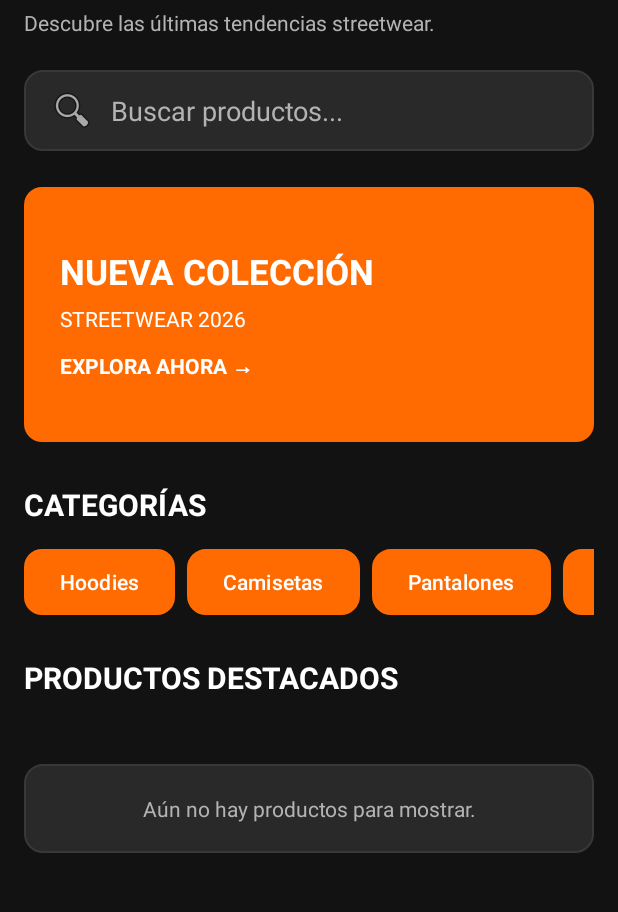
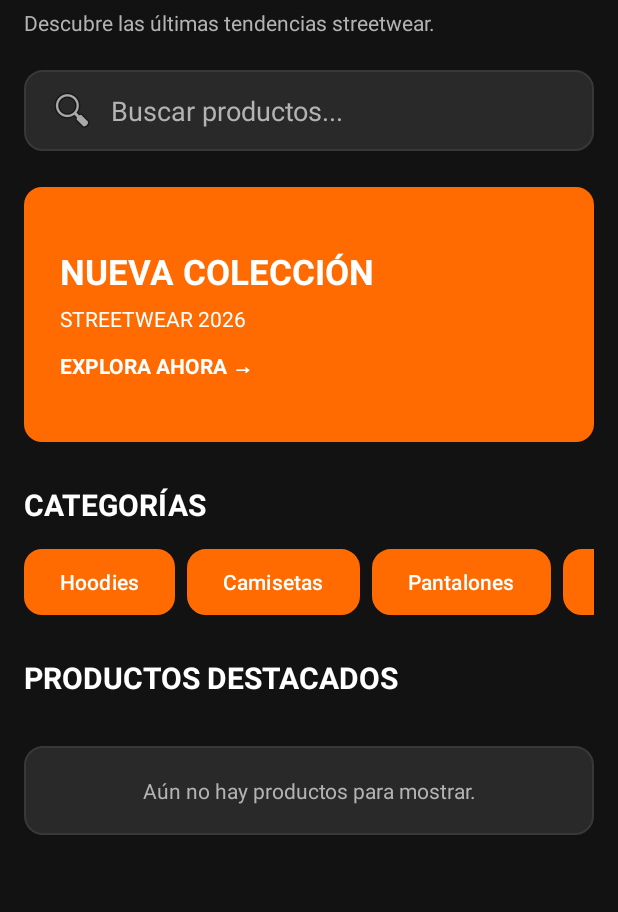
Before and after one commit to Santiagooog/OVERSHOP, an Android app: the fragment HomeFragment shown on its own in the app's theme, on a phone screen of 412 x 824 dp, the part 180-1092 px from its top. Run offline under Robolectric (Android 15) with nearby library versions, the phone set to English and light mode, and no system bars; our stand-ins replace Firebase (no records; nobody signed in at launch, a user with empty details on screens opened directly); 1 statement that could not run was skipped.

Commit message:
Polish buyer home and save delivery address

```diff
--- a/app/src/main/java/com/overshop/app/buyer/fragments/HomeFragment.kt
+++ b/app/src/main/java/com/overshop/app/buyer/fragments/HomeFragment.kt
@@ -22,17 +22,21 @@ import kotlinx.coroutines.launch
 class HomeFragment : Fragment(R.layout.fragment_home) {
 
     private lateinit var productsAdapter: ProductAdapter
+    private lateinit var featuredList: RecyclerView
     private lateinit var emptyMessage: TextView
-    private var products: List<Product> = emptyList()
 
     override fun onViewCreated(view: View, savedInstanceState: Bundle?) {
         super.onViewCreated(view, savedInstanceState)
 
-        val featuredList = view.findViewById<RecyclerView>(R.id.recyclerFeaturedProducts)
+        featuredList = view.findViewById(R.id.recyclerFeaturedProducts)
         emptyMessage = view.findViewById(R.id.tvFeaturedEmpty)
         productsAdapter = ProductAdapter(emptyList(), ::openProduct)
         featuredList.layoutManager = GridLayoutManager(requireContext(), 2)
         featuredList.adapter = productsAdapter
+
+        view.findViewById<View>(R.id.tvExploreCollection).setOnClickListener {
+            (activity as? BuyerActivity)?.openCatalog("Todos")
+        }
 
         mapOf(
             R.id.btnHoodies to "Hoodies",
@@ -52,7 +56,7 @@ class HomeFragment : Fragment(R.layout.fragment_home) {
     private fun loadFeaturedProducts() {
         viewLifecycleOwner.lifecycleScope.launch {
             try {
-                products = ProductRepository.getProducts()
+                val products = ProductRepository.getProducts()
                 val ranked = products.filter { it.salesCount > 0 }
                     .sortedByDescending { it.salesCount }
                     .take(3)
@@ -60,6 +64,11 @@ class HomeFragment : Fragment(R.layout.fragment_home) {
                 val featured = (ranked + remaining.take(3 - ranked.size)).take(3)
 
                 productsAdapter.updateProducts(featured)
+                featuredList.layoutParams = featuredList.layoutParams.apply {
+                    val rowCount = (featured.size + 1) / 2
+                    val rowHeight = (350 * resources.displayMetrics.density).toInt()
+                    height = rowCount * rowHeight
+                }
                 emptyMessage.visibility = if (featured.isEmpty()) View.VISIBLE else View.GONE
             } catch (_: Exception) {
                 emptyMessage.visibility = View.VISIBLE
--- a/app/src/main/res/layout/fragment_catalog.xml
+++ b/app/src/main/res/layout/fragment_catalog.xml
@@ -5,7 +5,7 @@
     android:layout_height="match_parent"
     android:orientation="vertical"
     android:background="@color/overshop_background"
-    android:padding="12dp">
+    android:padding="16dp">
 
     <TextView
         android:layout_width="match_parent"
--- a/app/src/main/res/layout/fragment_home.xml
+++ b/app/src/main/res/layout/fragment_home.xml
@@ -116,6 +116,7 @@
                 android:textSize="@dimen/text_normal"/>
 
             <TextView
+                android:id="@+id/tvExploreCollection"
                 android:layout_width="wrap_content"
                 android:layout_height="wrap_content"
                 android:layout_marginTop="12dp"
--- a/app/src/main/res/layout/item_product.xml
+++ b/app/src/main/res/layout/item_product.xml
@@ -3,7 +3,7 @@
     xmlns:android="http://schemas.android.com/apk/res/android"
     android:layout_width="match_parent"
     android:layout_height="wrap_content"
-    android:layout_margin="5dp"
+    android:layout_margin="8dp"
     android:orientation="vertical"
     android:background="@drawable/bg_input"
     android:padding="8dp">
```
Also changed, not shown: app/src/main/java/com/overshop/app/buyer/CheckoutActivity.kt (+18 -2 lines), 1 other file.
